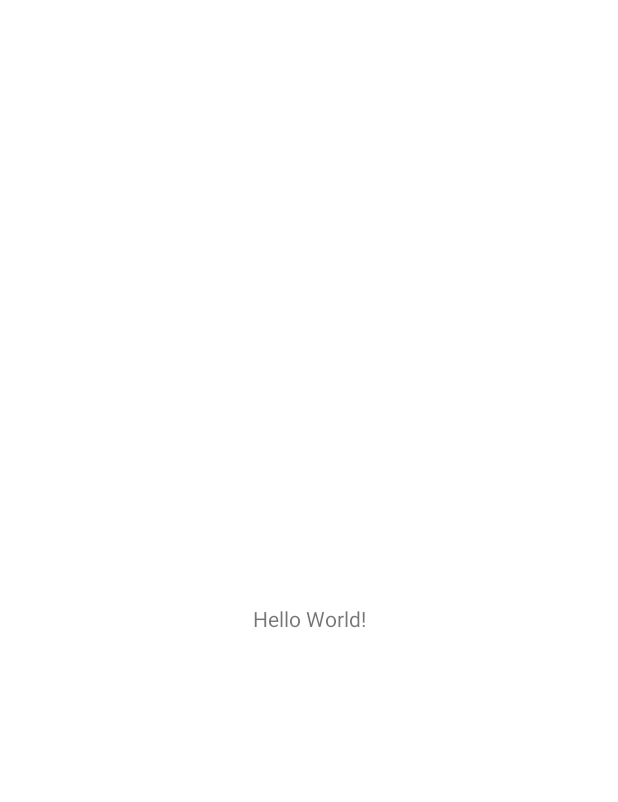
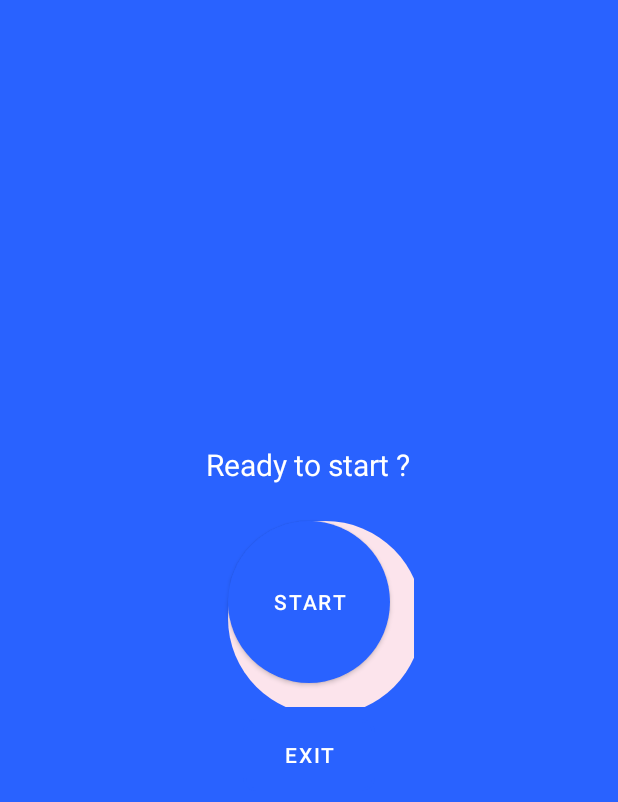
Before and after one commit to ghores/quizapp-xml-java, an Android app: the screen it shows after launch (MainActivity), on a phone screen of 412 x 824 dp. Before the commit the part shown is almost empty. Shown: the top 802 px of the screen. Run offline under Robolectric (Android 15) with nearby library versions, the phone set to English and light mode, and no system bars.

Commit message:
implementation result_dialog.xml and finishing ui activity_main.xml

```diff
--- a/app/src/main/res/layout/activity_main.xml
+++ b/app/src/main/res/layout/activity_main.xml
@@ -1,18 +1,176 @@
 <?xml version="1.0" encoding="utf-8"?>
-<androidx.constraintlayout.widget.ConstraintLayout xmlns:android="http://schemas.android.com/apk/res/android"
-    xmlns:app="http://schemas.android.com/apk/res-auto"
+<RelativeLayout xmlns:android="http://schemas.android.com/apk/res/android"
     xmlns:tools="http://schemas.android.com/tools"
     android:layout_width="match_parent"
     android:layout_height="match_parent"
     tools:context=".MainActivity">
 
-    <TextView
-        android:layout_width="wrap_content"
-        android:layout_height="wrap_content"
-        android:text="Hello World!"
-        app:layout_constraintBottom_toBottomOf="parent"
-        app:layout_constraintEnd_toEndOf="parent"
-        app:layout_constraintStart_toStartOf="parent"
-        app:layout_constraintTop_toTopOf="parent" />
+    <RelativeLayout
+        android:id="@+id/rel_main_toolbar"
+        android:layout_width="match_parent"
+        android:layout_height="65dp"
+        android:background="#fff">
 
-</androidx.constraintlayout.widget.ConstraintLayout>
+        <ImageView
+            android:id="@+id/imageView_main_pointIcon"
+            android:layout_width="60dp"
+            android:layout_height="60dp"
+            android:layout_alignParentRight="true"
+            android:layout_centerVertical="true"
+            android:layout_marginRight="16dp"
+            android:src="@drawable/cup" />
+
+        <TextView
+            android:id="@+id/textView_main_point"
+            android:layout_width="wrap_content"
+            android:layout_height="wrap_content"
+            android:layout_centerVertical="true"
+            android:layout_marginRight="8dp"
+            android:layout_toLeftOf="@id/imageView_main_pointIcon"
+            android:text="0"
+            android:textColor="#000000"
+            android:textSize="20dp"
+            tools:text="30" />
+
+        <ImageView
+            android:id="@+id/imageView_main_timer"
+            android:layout_width="60dp"
+            android:layout_height="60dp"
+            android:layout_alignParentLeft="true"
+            android:layout_centerVertical="true"
+            android:layout_marginLeft="16dp"
+            android:src="@drawable/alarm" />
+
+        <TextView
+            android:id="@+id/textView_main_remainingTime"
+            android:layout_width="wrap_content"
+            android:layout_height="wrap_content"
+            android:layout_centerVertical="true"
+            android:layout_marginLeft="8dp"
+            android:layout_toRightOf="@id/imageView_main_timer"
+            android:textColor="@color/green"
+            android:textSize="20dp"
+            tools:text="10:00" />
+    </RelativeLayout>
+
+    <LinearLayout
+        android:layout_width="match_parent"
+        android:layout_height="match_parent"
+        android:layout_below="@id/rel_main_toolbar"
+        android:background="@color/purple_500"
+        android:orientation="vertical"
+        android:weightSum="5">
+
+        <TextView
+            android:id="@+id/textView_main_question"
+            android:layout_width="match_parent"
+            android:layout_height="wrap_content"
+            android:layout_margin="10dp"
+            android:fontFamily="serif"
+            android:gravity="center_vertical|left"
+            android:maxLines="6"
+            android:minLines="6"
+            android:paddingLeft="8dp"
+            android:paddingRight="8dp"
+            android:textColor="@android:color/white"
+            android:textSize="16sp"
+            tools:text="1.‘Good morning everybody.’" />
+
+        <TextView
+            android:id="@+id/button_main_answer_0"
+            android:layout_width="match_parent"
+            android:layout_height="0dp"
+            android:layout_marginLeft="40dp"
+            android:layout_marginRight="40dp"
+            android:layout_marginBottom="16dp"
+            android:layout_weight="1"
+            android:background="@drawable/bg_option_btn"
+            android:fontFamily="serif"
+            android:gravity="center"
+            android:textColor="#000000"
+            android:textSize="14sp" />
+
+        <TextView
+            android:id="@+id/button_main_answer_1"
+            android:layout_width="match_parent"
+            android:layout_height="0dp"
+            android:layout_marginLeft="40dp"
+            android:layout_marginRight="40dp"
+            android:layout_marginBottom="16dp"
+            android:layout_weight="1"
+            android:background="@drawable/bg_option_btn"
+            android:fontFamily="serif"
+            android:gravity="center"
+            android:textColor="#000000"
+            android:textSize="14sp" />
+
+        <TextView
+            android:id="@+id/button_main_answer_2"
+            android:layout_width="match_parent"
+            android:layout_height="0dp"
+            android:layout_marginLeft="40dp"
+            android:layout_marginRight="40dp"
+            android:layout_marginBottom="16dp"
+            android:layout_weight="1"
+            android:background="@drawable/bg_option_btn"
+            android:fontFamily="serif"
+            android:gravity="center"
+            android:textColor="#000000"
+            android:textSize="14sp" />
+
+        <TextView
+            android:id="@+id/button_main_answer_3"
+            android:layout_width="match_parent"
+            android:layout_height="0dp"
+            android:layout_marginLeft="40dp"
+            android:layout_marginRight="40dp"
+            android:layout_marginBottom="16dp"
+            android:layout_weight="1"
+            android:background="@drawable/bg_option_btn"
+            android:fontFamily="serif"
+            android:gravity="center"
+            android:textColor="#000000"
+            android:textSize="14sp" />
+    </LinearLayout>
+
+    <FrameLayout
+        android:id="@+id/frame_main_startDialog"
+        android:layout_width="match_parent"
+        android:layout_height="match_parent"
+        android:background="@color/purple_500"
+        tools:visibility="gone">
+
+        <LinearLayout
+            android:layout_width="match_parent"
+            android:layout_height="wrap_content"
+            android:layout_gravity="center_vertical"
+            android:gravity="center_horizontal"
+            android:orientation="vertical">
+
+            <TextView
+                android:layout_width="wrap_content"
+                android:layout_height="wrap_content"
+                android:layout_marginBottom="8dp"
+                android:text="Ready to start ?"
+                android:textColor="@android:color/white"
+                android:textSize="20sp" />
+
+            <com.example.quizgame.StartBtn
+                android:id="@+id/startButton_main"
+                android:layout_width="wrap_content"
+                android:layout_height="wrap_content"
+                android:layout_centerInParent="true"
+                android:layout_marginBottom="8dp" />
+
+            <Button
+                android:id="@+id/button_main_exit"
+                android:layout_width="wrap_content"
+                android:layout_height="wrap_content"
+                android:background="@drawable/bg_exit_btn"
+                android:text="Exit"
+                android:textColor="@android:color/white" />
+        </LinearLayout>
+    </FrameLayout>
+
+    <include layout="@layout/result_dialog" />
+</RelativeLayout>
```
Also changed, not shown: app/src/main/res/layout/result_dialog.xml (added, +81 -0 lines), app/src/main/res/drawable-hdpi/alarm.png (added), app/src/main/res/drawable-hdpi/cup.png (added), app/src/main/res/drawable-mdpi/alarm.png (added), app/src/main/res/drawable-mdpi/cup.png (added), app/src/main/res/drawable-xhdpi/alarm.png (added), app/src/main/res/drawable-xhdpi/cup.png (added), app/src/main/res/drawable-xxhdpi/alarm.png (added), app/src/main/res/drawable-xxhdpi/cup.png (added), app/src/main/res/drawable-xxxhdpi/alarm.png (added), app/src/main/res/drawable-xxxhdpi/cup.png (added), 3 other files.
